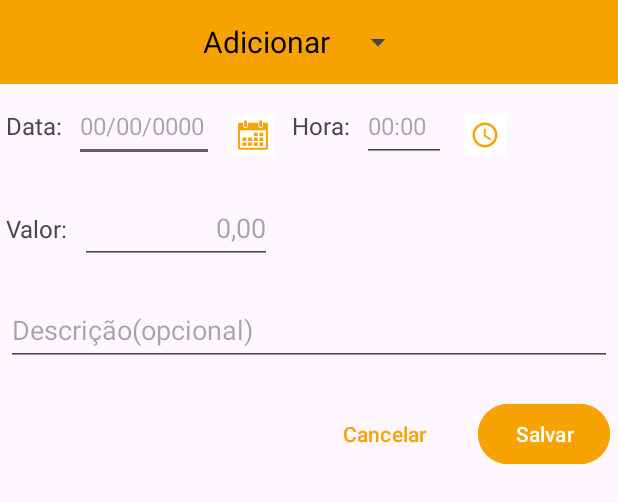
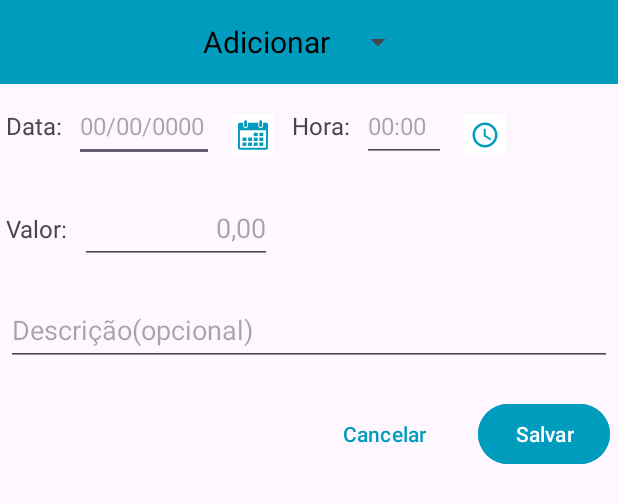
Before and after one commit to Alt3rs/Organizador-de-Financas, an Android app: the layout dialog_adicionar_movimentacao.xml on its own in the app's theme, with its tools: preview values and no code run, on a phone screen of 412 x 824 dp. Shown: the top 503 px of the screen. Run offline under Robolectric (Android 15) with nearby library versions, the phone set to English and light mode, and no system bars.

Commit message:
Alterado cor da caixa de dialog

```diff
--- a/app/src/main/res/layout/dialog_adicionar_movimentacao.xml
+++ b/app/src/main/res/layout/dialog_adicionar_movimentacao.xml
@@ -9,7 +9,7 @@
     <LinearLayout
         android:layout_width="match_parent"
         android:layout_height="wrap_content"
-        android:background="?attr/colorPrimary"
+        android:background="@color/azul"
         android:gravity="center"
         android:orientation="horizontal">
 
@@ -85,7 +85,8 @@
                 android:textStyle="bold"
                 app:cornerRadius="0dp"
                 app:icon="@drawable/vector_calendario"
-                app:iconGravity="textEnd" />
+                app:iconGravity="textEnd"
+                app:iconTint="@color/azul" />
         </LinearLayout>
 
         <LinearLayout
@@ -139,7 +140,8 @@
                 android:textStyle="bold"
                 app:cornerRadius="0dp"
                 app:icon="@drawable/baseline_schedule_24"
-                app:iconGravity="textEnd" />
+                app:iconGravity="textEnd"
+                app:iconTint="@color/azul" />
         </LinearLayout>
 
 
@@ -220,14 +222,14 @@
             android:layout_margin="5dp"
             android:backgroundTint="#00FFFFFF"
             android:text="@string/cancelar"
-            android:textColor="?attr/colorPrimary" />
+            android:textColor="@color/azul" />
 
         <Button
             android:id="@+id/salvarButton"
             android:layout_width="wrap_content"
             android:layout_height="wrap_content"
             android:layout_margin="5dp"
-            android:backgroundTint="?attr/colorPrimary"
+            android:backgroundTint="@color/azul"
             android:text="@string/salvar" />
     </LinearLayout>
 
--- a/app/src/main/res/layout/fragment_movimentacao_diaria.xml
+++ b/app/src/main/res/layout/fragment_movimentacao_diaria.xml
@@ -42,6 +42,7 @@
                 android:layout_width="wrap_content"
                 android:layout_height="48dp"
                 android:layout_margin="5dp"
+                android:visibility="gone"
                 app:icon="@drawable/baseline_edit_24"
                 app:iconPadding="0dp"
                 app:iconSize="36dp"
```
